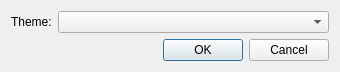
The window that dialogs/settingsdialog.ui (REDasmOrg/REDasm) describes before a commit, drawn with Qt 5.
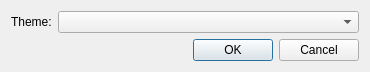
The same window after the commit.

```diff
--- a/dialogs/settingsdialog.ui
+++ b/dialogs/settingsdialog.ui
@@ -6,10 +6,16 @@
    <rect>
     <x>0</x>
     <y>0</y>
-    <width>340</width>
+    <width>370</width>
     <height>68</height>
    </rect>
   </property>
+  <property name="sizePolicy">
+   <sizepolicy hsizetype="Fixed" vsizetype="Fixed">
+    <horstretch>0</horstretch>
+    <verstretch>0</verstretch>
+   </sizepolicy>
+  </property>
   <property name="windowTitle">
    <string>Settings</string>
   </property>
```
